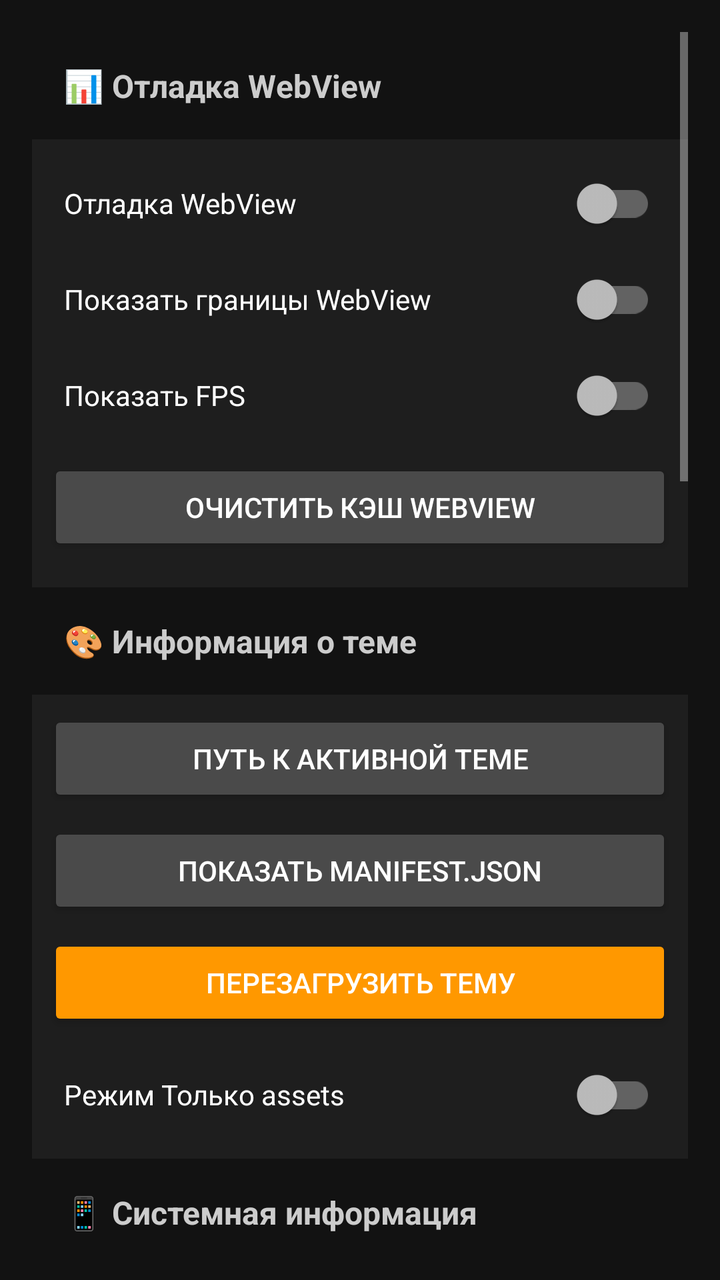
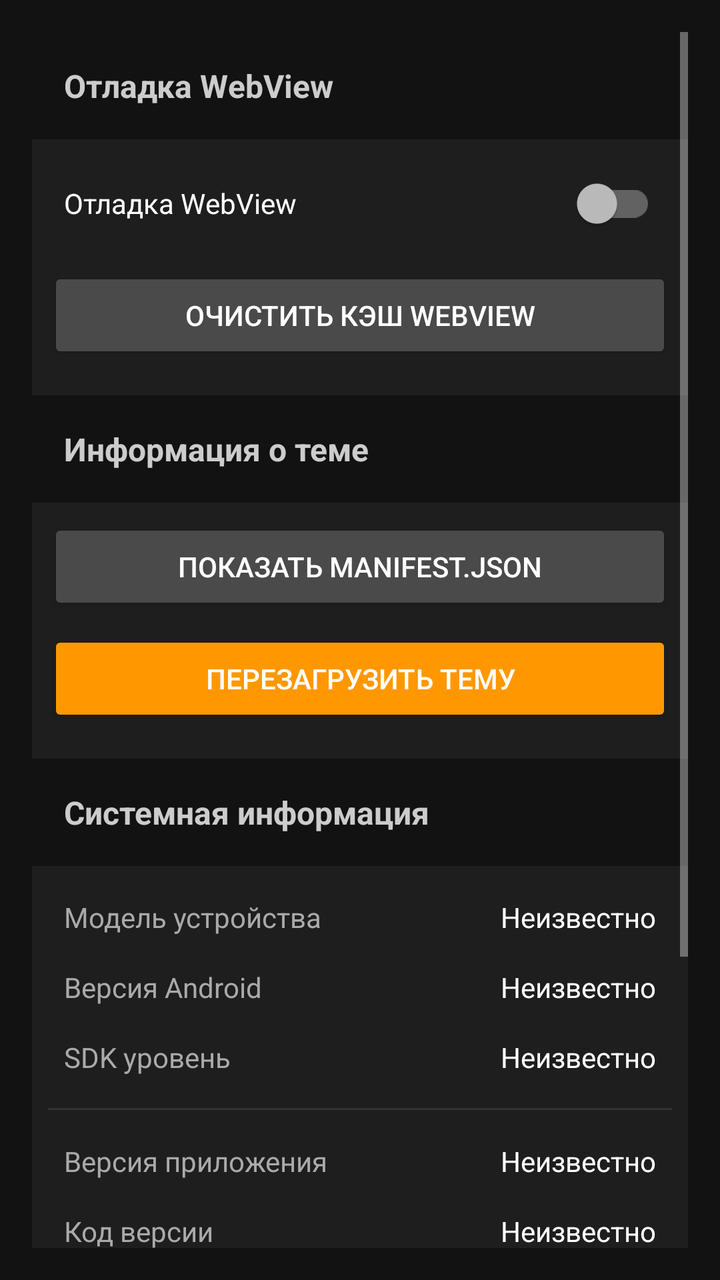

Compare the two renders of this Android layout. The source of the first and the diff that turns it into the second are given below.
<!-- AndroidManifest.xml: application theme Theme.QutyLaunch -->
<!-- res/layout/fragment_settings_developer.xml -->
<ScrollView xmlns:android="http://schemas.android.com/apk/res/android"
    android:layout_width="match_parent"
    android:layout_height="match_parent"
    android:background="#121212"
    android:fillViewport="true"
    android:padding="16dp">

    <LinearLayout
        android:layout_width="match_parent"
        android:layout_height="wrap_content"
        android:orientation="vertical">

        
        <TextView
            android:layout_width="match_parent"
            android:layout_height="wrap_content"
            android:padding="16dp"
            android:paddingTop="8dp"
            android:text="@string/dev_section_webview"
            android:textColor="#CCCCCC"
            android:textSize="16sp"
            android:textStyle="bold" />

        <LinearLayout
            android:layout_width="match_parent"
            android:layout_height="wrap_content"
            android:background="#1E1E1E"
            android:orientation="vertical"
            android:padding="8dp">

            <androidx.appcompat.widget.SwitchCompat
                android:id="@+id/dev_webview_debug"
                android:layout_width="match_parent"
                android:layout_height="wrap_content"
                android:minHeight="48dp"
                android:padding="8dp"
                android:text="@string/dev_webview_debug"
                android:textColor="#FFFFFF" />

            <androidx.appcompat.widget.SwitchCompat
                android:id="@+id/dev_webview_borders"
                android:layout_width="match_parent"
                android:layout_height="wrap_content"
                android:minHeight="48dp"
                android:padding="8dp"
                android:text="@string/dev_webview_borders"
                android:textColor="#FFFFFF" />

            <androidx.appcompat.widget.SwitchCompat
                android:id="@+id/dev_webview_fps"
                android:layout_width="match_parent"
                android:layout_height="wrap_content"
                android:minHeight="48dp"
                android:padding="8dp"
                android:text="@string/dev_webview_fps"
                android:textColor="#FFFFFF" />

            <Button
                android:id="@+id/dev_clear_cache"
                android:layout_width="match_parent"
                android:layout_height="48dp"
                android:layout_marginTop="8dp"
                android:layout_marginBottom="8dp"
                android:backgroundTint="#4A4A4A"
                android:text="@string/dev_webview_clear_cache"
                android:textColor="#FFFFFF" />

        </LinearLayout>

        
        <TextView
            android:layout_width="match_parent"
            android:layout_height="wrap_content"
            android:padding="16dp"
            android:paddingTop="24dp"
            android:text="@string/dev_section_theme"
            android:textColor="#CCCCCC"
            android:textSize="16sp"
            android:textStyle="bold" />

        <LinearLayout
            android:layout_width="match_parent"
            android:layout_height="wrap_content"
            android:background="#1E1E1E"
            android:orientation="vertical"
            android:padding="8dp">

            <Button
                android:id="@+id/dev_theme_path"
                android:layout_width="match_parent"
                android:layout_height="48dp"
                android:layout_marginBottom="8dp"
                android:backgroundTint="#4A4A4A"
                android:text="@string/dev_theme_path"
                android:textColor="#FFFFFF" />

            <Button
                android:id="@+id/dev_theme_manifest"
                android:layout_width="match_parent"
                android:layout_height="48dp"
                android:layout_marginBottom="8dp"
                android:backgroundTint="#4A4A4A"
                android:text="@string/dev_theme_manifest"
                android:textColor="#FFFFFF" />

            <Button
                android:id="@+id/dev_theme_reload"
                android:layout_width="match_parent"
                android:layout_height="48dp"
                android:layout_marginBottom="8dp"
                android:backgroundTint="#FF9800"
                android:text="@string/dev_theme_reload"
                android:textColor="#FFFFFF" />

            <androidx.appcompat.widget.SwitchCompat
                android:id="@+id/dev_theme_assets_only"
                android:layout_width="match_parent"
                android:layout_height="wrap_content"
                android:minHeight="48dp"
                android:padding="8dp"
                android:text="@string/dev_theme_assets_only"
                android:textColor="#FFFFFF" />

        </LinearLayout>

        
        <TextView
            android:layout_width="match_parent"
            android:layout_height="wrap_content"
            android:padding="16dp"
            android:paddingTop="24dp"
            android:text="@string/dev_section_system"
            android:textColor="#CCCCCC"
            android:textSize="16sp"
            android:textStyle="bold" />

        <LinearLayout
            android:layout_width="match_parent"
            android:layout_height="wrap_content"
            android:background="#1E1E1E"
            android:orientation="vertical"
            android:padding="8dp">

            <LinearLayout
                android:layout_width="match_parent"
                android:layout_height="wrap_content"
                android:orientation="horizontal"
                android:padding="8dp">

                <TextView
                    android:layout_width="0dp"
                    android:layout_height="wrap_content"
                    android:layout_weight="1"
                    android:text="@string/dev_device_model"
                    android:textColor="#AAAAAA"
                    android:textSize="14sp" />

                <TextView
                    android:id="@+id/dev_device_model_value"
                    android:layout_width="wrap_content"
                    android:layout_height="wrap_content"
                    android:text="@string/dev_unknown"
                    android:textColor="#FFFFFF"
                    android:textSize="14sp" />

            </LinearLayout>

            <LinearLayout
                android:layout_width="match_parent"
                android:layout_height="wrap_content"
                android:orientation="horizontal"
                android:padding="8dp">

                <TextView
                    android:layout_width="0dp"
                    android:layout_height="wrap_content"
                    android:layout_weight="1"
                    android:text="@string/dev_android_version"
                    android:textColor="#AAAAAA"
                    android:textSize="14sp" />

                <TextView
                    android:id="@+id/dev_android_version_value"
                    android:layout_width="wrap_content"
                    android:layout_height="wrap_content"
                    android:text="@string/dev_unknown"
                    android:textColor="#FFFFFF"
                    android:textSize="14sp" />

            </LinearLayout>

            <LinearLayout
                android:layout_width="match_parent"
                android:layout_height="wrap_content"
                android:orientation="horizontal"
                android:padding="8dp">

                <TextView
                    android:layout_width="0dp"
                    android:layout_height="wrap_content"
                    android:layout_weight="1"
                    android:text="@string/dev_sdk_level"
                    android:textColor="#AAAAAA"
                    android:textSize="14sp" />

                <TextView
                    android:id="@+id/dev_sdk_level_value"
                    android:layout_width="wrap_content"
                    android:layout_height="wrap_content"
                    android:text="@string/dev_unknown"
                    android:textColor="#FFFFFF"
                    android:textSize="14sp" />

            </LinearLayout>

            <View
                android:layout_width="match_parent"
                android:layout_height="1dp"
                android:background="#333333"
                android:layout_marginVertical="8dp" />

            <LinearLayout
                android:layout_width="match_parent"
                android:layout_height="wrap_content"
                android:orientation="horizontal"
                android:padding="8dp">

                <TextView
                    android:layout_width="0dp"
                    android:layout_height="wrap_content"
                    android:layout_weight="1"
                    android:text="@string/dev_app_version"
                    android:textColor="#AAAAAA"
                    android:textSize="14sp" />

                <TextView
                    android:id="@+id/dev_app_version_value"
                    android:layout_width="wrap_content"
                    android:layout_height="wrap_content"
                    android:text="@string/dev_unknown"
                    android:textColor="#FFFFFF"
                    android:textSize="14sp" />

            </LinearLayout>

            <LinearLayout
                android:layout_width="match_parent"
                android:layout_height="wrap_content"
                android:orientation="horizontal"
                android:padding="8dp">

                <TextView
                    android:layout_width="0dp"
                    android:layout_height="wrap_content"
                    android:layout_weight="1"
                    android:text="@string/dev_app_code"
                    android:textColor="#AAAAAA"
                    android:textSize="14sp" />

                <TextView
                    android:id="@+id/dev_app_code_value"
                    android:layout_width="wrap_content"
                    android:layout_height="wrap_content"
                    android:text="@string/dev_unknown"
                    android:textColor="#FFFFFF"
                    android:textSize="14sp" />

            </LinearLayout>

            <LinearLayout
                android:layout_width="match_parent"
                android:layout_height="wrap_content"
                android:orientation="horizontal"
                android:padding="8dp"
                android:paddingBottom="8dp">

                <TextView
                    android:layout_width="0dp"
                    android:layout_height="wrap_content"
                    android:layout_weight="1"
                    android:text="@string/dev_app_channel"
                    android:textColor="#AAAAAA"
                    android:textSize="14sp" />

                <TextView
                    android:id="@+id/dev_app_channel_value"
                    android:layout_width="wrap_content"
                    android:layout_height="wrap_content"
                    android:text="@string/dev_unknown"
                    android:textColor="#FFFFFF"
                    android:textSize="14sp" />

            </LinearLayout>

        </LinearLayout>

        
        <TextView
            android:layout_width="match_parent"
            android:layout_height="wrap_content"
            android:padding="16dp"
            android:paddingTop="24dp"
            android:text="@string/dev_section_data"
            android:textColor="#CCCCCC"
            android:textSize="16sp"
            android:textStyle="bold" />

        <LinearLayout
            android:layout_width="match_parent"
            android:layout_height="wrap_content"
            android:background="#1E1E1E"
            android:orientation="vertical"
            android:padding="8dp">

            <Button
                android:id="@+id/dev_data_path"
                android:layout_width="match_parent"
                android:layout_height="48dp"
                android:layout_marginBottom="8dp"
                android:backgroundTint="#4A4A4A"
                android:text="@string/dev_data_path"
                android:textColor="#FFFFFF" />

            <Button
                android:id="@+id/dev_themes_path"
                android:layout_width="match_parent"
                android:layout_height="48dp"
                android:layout_marginBottom="8dp"
                android:backgroundTint="#4A4A4A"
                android:text="@string/dev_themes_path"
                android:textColor="#FFFFFF" />

            <Button
                android:id="@+id/dev_cache_size"
                android:layout_width="match_parent"
                android:layout_height="48dp"
                android:layout_marginBottom="8dp"
                android:backgroundTint="#4A4A4A"
                android:text="@string/dev_cache_size"
                android:textColor="#FFFFFF" />

            <Button
                android:id="@+id/dev_export_logs"
                android:layout_width="match_parent"
                android:layout_height="48dp"
                android:layout_marginBottom="8dp"
                android:backgroundTint="#4A4A4A"
                android:text="@string/dev_export_logs"
                android:textColor="#FFFFFF" />

            <Button
                android:id="@+id/dev_clear_data"
                android:layout_width="match_parent"
                android:layout_height="48dp"
                android:layout_marginTop="8dp"
                android:layout_marginBottom="8dp"
                android:backgroundTint="#D32F2F"
                android:text="@string/dev_clear_data"
                android:textColor="#FFFFFF" />

        </LinearLayout>

        
        <TextView
            android:layout_width="match_parent"
            android:layout_height="wrap_content"
            android:padding="16dp"
            android:paddingTop="24dp"
            android:text="@string/dev_section_tools"
            android:textColor="#CCCCCC"
            android:textSize="16sp"
            android:textStyle="bold" />

        <LinearLayout
            android:layout_width="match_parent"
            android:layout_height="wrap_content"
            android:background="#1E1E1E"
            android:orientation="vertical"
            android:padding="8dp">

            <Button
                android:id="@+id/dev_test_notification"
                android:layout_width="match_parent"
                android:layout_height="48dp"
                android:layout_marginBottom="8dp"
                android:backgroundTint="#4A4A4A"
                android:text="@string/dev_test_notification"
                android:textColor="#FFFFFF" />

            <Button
                android:id="@+id/dev_test_error"
                android:layout_width="match_parent"
                android:layout_height="48dp"
                android:layout_marginBottom="8dp"
                android:backgroundTint="#4A4A4A"
                android:text="@string/dev_test_error"
                android:textColor="#FFFFFF" />

            <Button
                android:id="@+id/dev_reset_onboarding"
                android:layout_width="match_parent"
                android:layout_height="48dp"
                android:layout_marginBottom="8dp"
                android:backgroundTint="#4A4A4A"
                android:text="@string/dev_reset_onboarding"
                android:textColor="#FFFFFF" />

            <Button
                android:id="@+id/dev_restart_app"
                android:layout_width="match_parent"
                android:layout_height="48dp"
                android:layout_marginTop="8dp"
                android:layout_marginBottom="8dp"
                android:backgroundTint="#FF9800"
                android:text="@string/dev_restart_app"
                android:textColor="#FFFFFF" />

        </LinearLayout>

        
        <TextView
            android:layout_width="match_parent"
            android:layout_height="wrap_content"
            android:padding="16dp"
            android:paddingTop="24dp"
            android:text="@string/dev_section_experimental"
            android:textColor="#CCCCCC"
            android:textSize="16sp"
            android:textStyle="bold" />

        <LinearLayout
            android:layout_width="match_parent"
            android:layout_height="wrap_content"
            android:background="#1E1E1E"
            android:orientation="vertical"
            android:padding="8dp">

            <androidx.appcompat.widget.SwitchCompat
                android:id="@+id/dev_experimental_api"
                android:layout_width="match_parent"
                android:layout_height="wrap_content"
                android:minHeight="48dp"
                android:padding="8dp"
                android:text="@string/dev_experimental_api"
                android:textColor="#FFFFFF" />

            <androidx.appcompat.widget.SwitchCompat
                android:id="@+id/dev_enable_animations"
                android:layout_width="match_parent"
                android:layout_height="wrap_content"
                android:minHeight="48dp"
                android:padding="8dp"
                android:paddingBottom="8dp"
                android:text="@string/dev_enable_animations"
                android:textColor="#FFFFFF" />

        </LinearLayout>

        
        <View
            android:layout_width="match_parent"
            android:layout_height="32dp" />

    </LinearLayout>

</ScrollView>
<!-- resources referenced by this layout -->
<resources>
  <string name="dev_android_version">Версия Android</string>
  <string name="dev_app_channel">Канал сборки</string>
  <string name="dev_app_code">Код версии</string>
  <string name="dev_app_version">Версия приложения</string>
  <string name="dev_cache_size">Размер кэша</string>
  <string name="dev_clear_data">Очистить данные</string>
  <string name="dev_data_path">Путь к данным</string>
  <string name="dev_device_model">Модель устройства</string>
  <string name="dev_enable_animations">Включить анимации</string>
  <string name="dev_experimental_api">Экспериментальный API</string>
  <string name="dev_export_logs">Экспорт логов</string>
  <string name="dev_reset_onboarding">Сброс онбординга</string>
  <string name="dev_restart_app">Перезапустить приложение</string>
  <string name="dev_sdk_level">SDK уровень</string>
  <string name="dev_section_data">🗄️ Управление данными</string>
  <string name="dev_section_experimental">🔧 Экспериментальные функции</string>
  <string name="dev_section_system">📱 Системная информация</string>
  <string name="dev_section_theme">🎨 Информация о теме</string>
  <string name="dev_section_tools">🎯 Тестовые инструменты</string>
  <string name="dev_section_webview">📊 Отладка WebView</string>
  <string name="dev_test_error">Симулировать ошибку</string>
  <string name="dev_test_notification">Тестовое уведомление</string>
  <string name="dev_theme_assets_only">Режим "Только assets"</string>
  <string name="dev_theme_manifest">Показать manifest.json</string>
  <string name="dev_theme_path">Путь к активной теме</string>
  <string name="dev_theme_reload">Перезагрузить тему</string>
  <string name="dev_themes_path">Путь к темам</string>
  <string name="dev_unknown">Неизвестно</string>
  <string name="dev_webview_borders">Показать границы WebView</string>
  <string name="dev_webview_clear_cache">Очистить кэш WebView</string>
  <string name="dev_webview_debug">Отладка WebView</string>
  <string name="dev_webview_fps">Показать FPS</string>
  <style name="Theme.QutyLaunch" parent="Theme.AppCompat.NoActionBar">
          
          <item name="android:navigationBarColor">@android:color/transparent</item>
          <item name="android:statusBarColor">@android:color/transparent</item>
  
          
          <item name="android:windowLayoutInDisplayCutoutMode">shortEdges</item>
  
          
          <item name="android:fitsSystemWindows">false</item>
  
          
          <item name="android:windowDrawsSystemBarBackgrounds">true</item>
      </style>
</resources>

<!-- the commit's change to res/layout/fragment_settings_developer.xml (unified diff, before → after) -->
@@ -37,24 +37,6 @@
                 android:text="@string/dev_webview_debug"
                 android:textColor="#FFFFFF" />
 
-            <androidx.appcompat.widget.SwitchCompat
-                android:id="@+id/dev_webview_borders"
-                android:layout_width="match_parent"
-                android:layout_height="wrap_content"
-                android:minHeight="48dp"
-                android:padding="8dp"
-                android:text="@string/dev_webview_borders"
-                android:textColor="#FFFFFF" />
-
-            <androidx.appcompat.widget.SwitchCompat
-                android:id="@+id/dev_webview_fps"
-                android:layout_width="match_parent"
-                android:layout_height="wrap_content"
-                android:minHeight="48dp"
-                android:padding="8dp"
-                android:text="@string/dev_webview_fps"
-                android:textColor="#FFFFFF" />
-
             <Button
                 android:id="@+id/dev_clear_cache"
                 android:layout_width="match_parent"
@@ -86,15 +68,6 @@
             android:padding="8dp">
 
             <Button
-                android:id="@+id/dev_theme_path"
-                android:layout_width="match_parent"
-                android:layout_height="48dp"
-                android:layout_marginBottom="8dp"
-                android:backgroundTint="#4A4A4A"
-                android:text="@string/dev_theme_path"
-                android:textColor="#FFFFFF" />
-
-            <Button
                 android:id="@+id/dev_theme_manifest"
                 android:layout_width="match_parent"
                 android:layout_height="48dp"
@@ -110,15 +83,6 @@
                 android:layout_marginBottom="8dp"
                 android:backgroundTint="#FF9800"
                 android:text="@string/dev_theme_reload"
-                android:textColor="#FFFFFF" />
-
-            <androidx.appcompat.widget.SwitchCompat
-                android:id="@+id/dev_theme_assets_only"
-                android:layout_width="match_parent"
-                android:layout_height="wrap_content"
-                android:minHeight="48dp"
-                android:padding="8dp"
-                android:text="@string/dev_theme_assets_only"
                 android:textColor="#FFFFFF" />
 
         </LinearLayout>
@@ -300,72 +264,6 @@
             android:layout_height="wrap_content"
             android:padding="16dp"
             android:paddingTop="24dp"
-            android:text="@string/dev_section_data"
-            android:textColor="#CCCCCC"
-            android:textSize="16sp"
-            android:textStyle="bold" />
-
-        <LinearLayout
-            android:layout_width="match_parent"
-            android:layout_height="wrap_content"
-            android:background="#1E1E1E"
-            android:orientation="vertical"
-            android:padding="8dp">
-
-            <Button
-                android:id="@+id/dev_data_path"
-                android:layout_width="match_parent"
-                android:layout_height="48dp"
-                android:layout_marginBottom="8dp"
-                android:backgroundTint="#4A4A4A"
-                android:text="@string/dev_data_path"
-                android:textColor="#FFFFFF" />
-
-            <Button
-                android:id="@+id/dev_themes_path"
-                android:layout_width="match_parent"
-                android:layout_height="48dp"
-                android:layout_marginBottom="8dp"
-                android:backgroundTint="#4A4A4A"
-                android:text="@string/dev_themes_path"
-                android:textColor="#FFFFFF" />
-
-            <Button
-                android:id="@+id/dev_cache_size"
-                android:layout_width="match_parent"
-                android:layout_height="48dp"
-                android:layout_marginBottom="8dp"
-                android:backgroundTint="#4A4A4A"
-                android:text="@string/dev_cache_size"
-                android:textColor="#FFFFFF" />
-
-            <Button
-                android:id="@+id/dev_export_logs"
-                android:layout_width="match_parent"
-                android:layout_height="48dp"
-                android:layout_marginBottom="8dp"
-                android:backgroundTint="#4A4A4A"
-                android:text="@string/dev_export_logs"
-                android:textColor="#FFFFFF" />
-
-            <Button
-                android:id="@+id/dev_clear_data"
-                android:layout_width="match_parent"
-                android:layout_height="48dp"
-                android:layout_marginTop="8dp"
-                android:layout_marginBottom="8dp"
-                android:backgroundTint="#D32F2F"
-                android:text="@string/dev_clear_data"
-                android:textColor="#FFFFFF" />
-
-        </LinearLayout>
-
-        
-        <TextView
-            android:layout_width="match_parent"
-            android:layout_height="wrap_content"
-            android:padding="16dp"
-            android:paddingTop="24dp"
             android:text="@string/dev_section_tools"
             android:textColor="#CCCCCC"
             android:textSize="16sp"
@@ -377,33 +275,6 @@
             android:background="#1E1E1E"
             android:orientation="vertical"
             android:padding="8dp">
-
-            <Button
-                android:id="@+id/dev_test_notification"
-                android:layout_width="match_parent"
-                android:layout_height="48dp"
-                android:layout_marginBottom="8dp"
-                android:backgroundTint="#4A4A4A"
-                android:text="@string/dev_test_notification"
-                android:textColor="#FFFFFF" />
-
-            <Button
-                android:id="@+id/dev_test_error"
-                android:layout_width="match_parent"
-                android:layout_height="48dp"
-                android:layout_marginBottom="8dp"
-                android:backgroundTint="#4A4A4A"
-                android:text="@string/dev_test_error"
-                android:textColor="#FFFFFF" />
-
-            <Button
-                android:id="@+id/dev_reset_onboarding"
-                android:layout_width="match_parent"
-                android:layout_height="48dp"
-                android:layout_marginBottom="8dp"
-                android:backgroundTint="#4A4A4A"
-                android:text="@string/dev_reset_onboarding"
-                android:textColor="#FFFFFF" />
 
             <Button
                 android:id="@+id/dev_restart_app"
@@ -418,45 +289,6 @@
         </LinearLayout>
 
         
-        <TextView
-            android:layout_width="match_parent"
-            android:layout_height="wrap_content"
-            android:padding="16dp"
-            android:paddingTop="24dp"
-            android:text="@string/dev_section_experimental"
-            android:textColor="#CCCCCC"
-            android:textSize="16sp"
-            android:textStyle="bold" />
-
-        <LinearLayout
-            android:layout_width="match_parent"
-            android:layout_height="wrap_content"
-            android:background="#1E1E1E"
-            android:orientation="vertical"
-            android:padding="8dp">
-
-            <androidx.appcompat.widget.SwitchCompat
-                android:id="@+id/dev_experimental_api"
-                android:layout_width="match_parent"
-                android:layout_height="wrap_content"
-                android:minHeight="48dp"
-                android:padding="8dp"
-                android:text="@string/dev_experimental_api"
-                android:textColor="#FFFFFF" />
-
-            <androidx.appcompat.widget.SwitchCompat
-                android:id="@+id/dev_enable_animations"
-                android:layout_width="match_parent"
-                android:layout_height="wrap_content"
-                android:minHeight="48dp"
-                android:padding="8dp"
-                android:paddingBottom="8dp"
-                android:text="@string/dev_enable_animations"
-                android:textColor="#FFFFFF" />
-
-        </LinearLayout>
-
-        
         <View
             android:layout_width="match_parent"
             android:layout_height="32dp" />
<!-- resource entries referenced after the edit -->
@@ -4,34 +4,18 @@
   <string name="dev_app_channel">Канал сборки</string>
   <string name="dev_app_code">Код версии</string>
   <string name="dev_app_version">Версия приложения</string>
-  <string name="dev_cache_size">Размер кэша</string>
-  <string name="dev_clear_data">Очистить данные</string>
-  <string name="dev_data_path">Путь к данным</string>
   <string name="dev_device_model">Модель устройства</string>
-  <string name="dev_enable_animations">Включить анимации</string>
-  <string name="dev_experimental_api">Экспериментальный API</string>
-  <string name="dev_export_logs">Экспорт логов</string>
-  <string name="dev_reset_onboarding">Сброс онбординга</string>
   <string name="dev_restart_app">Перезапустить приложение</string>
   <string name="dev_sdk_level">SDK уровень</string>
-  <string name="dev_section_data">🗄️ Управление данными</string>
-  <string name="dev_section_experimental">🔧 Экспериментальные функции</string>
-  <string name="dev_section_system">📱 Системная информация</string>
-  <string name="dev_section_theme">🎨 Информация о теме</string>
-  <string name="dev_section_tools">🎯 Тестовые инструменты</string>
-  <string name="dev_section_webview">📊 Отладка WebView</string>
-  <string name="dev_test_error">Симулировать ошибку</string>
-  <string name="dev_test_notification">Тестовое уведомление</string>
-  <string name="dev_theme_assets_only">Режим "Только assets"</string>
+  <string name="dev_section_system">Системная информация</string>
+  <string name="dev_section_theme">Информация о теме</string>
+  <string name="dev_section_tools">Инструменты</string>
+  <string name="dev_section_webview">Отладка WebView</string>
   <string name="dev_theme_manifest">Показать manifest.json</string>
-  <string name="dev_theme_path">Путь к активной теме</string>
   <string name="dev_theme_reload">Перезагрузить тему</string>
-  <string name="dev_themes_path">Путь к темам</string>
   <string name="dev_unknown">Неизвестно</string>
-  <string name="dev_webview_borders">Показать границы WebView</string>
   <string name="dev_webview_clear_cache">Очистить кэш WebView</string>
   <string name="dev_webview_debug">Отладка WebView</string>
-  <string name="dev_webview_fps">Показать FPS</string>
   <style name="Theme.QutyLaunch" parent="Theme.AppCompat.NoActionBar">
           
           <item name="android:navigationBarColor">@android:color/transparent</item>
